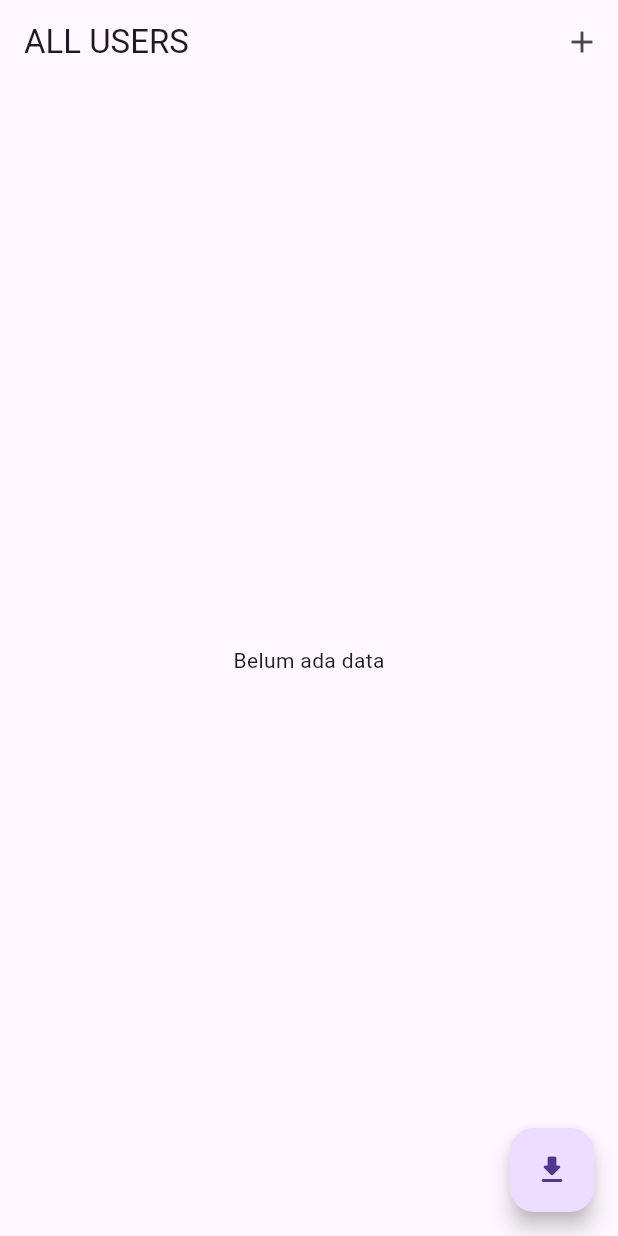
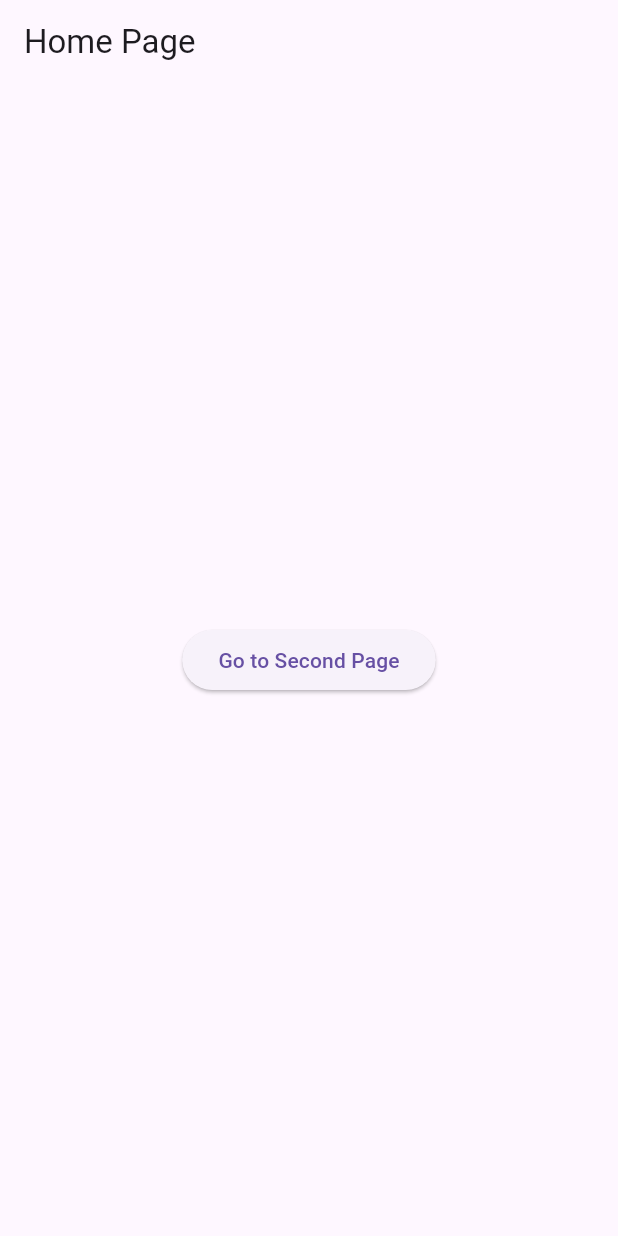
Before and after one commit to hafid-js/Flutter-GetX, a Flutter app: the screen it shows after launch, on a phone screen of 412 x 824 dp. Run offline on Flutter 3.47's test engine with Material 3 defaults, Android fonts, the phone set to English and light mode, and no system bars; our stand-ins replace get.

Commit message:
GetX Advance APIs

```diff
--- a/lib/bindings/addB.dart
+++ /dev/null
@@ -1,10 +0,0 @@
-import 'package:get/get.dart';
-
-import '../controllers/addC.dart';
-
-class AddUserB implements Bindings {
-  @override
-  void dependencies() {
-    Get.put(AddC());
-  }
-}
--- a/lib/bindings/profileB.dart
+++ /dev/null
@@ -1,10 +0,0 @@
-import 'package:get/get.dart';
-
-import '../controllers/profileC.dart';
-
-class ProfileB implements Bindings {
-  @override
-  void dependencies() {
-    Get.put(ProfileC());
-  }
-}
--- a/lib/main.dart
+++ b/lib/main.dart
@@ -1,22 +1,98 @@
 import 'package:flutter/material.dart';
 import 'package:get/get.dart';
 
-import './routes/app_pages.dart';
-import './pages/home_page.dart';
-
-import './controllers/usersC.dart';
 
 void main() {
   runApp(MyApp());
 }
 
 class MyApp extends StatelessWidget {
-  final userC = Get.put(UsersC());
+  const MyApp({super.key});
+
   @override
   Widget build(BuildContext context) {
     return GetMaterialApp(
       home: HomePage(),
-      getPages: AppPages.pages,
     );
   }
 }
+
+class HomePage extends StatelessWidget {
+
+  @override
+  Widget build(BuildContext context) {
+    return Scaffold(
+      appBar: AppBar(
+        title: Text('Home Page'),
+      ),
+      body: Center(
+        child: ElevatedButton(
+          onPressed: () {
+            Get.to(() => SecondPage(),
+            arguments: "Argument from Home Page");
+          },
+          child: Text('Go to Second Page'),
+        ),
+      ),
+    );
+  }
+}
+
+class SecondPage extends StatelessWidget {
+
+  @override
+  Widget build(BuildContext context) {
+    return Scaffold(
+      appBar: AppBar(
+        title: Text('Second Page'),
+      ),
+      body: Center(
+        child: Column(
+          mainAxisAlignment: MainAxisAlignment.spaceEvenly,
+          children: [
+            Text("${Get.arguments}"),
+            Text("${Get.rawRoute}", textAlign: TextAlign.center),
+            Text("${Get.routing.args}", textAlign: TextAlign.center),
+            ElevatedButton(
+          onPressed: () {
+            Get.to(() => OtherPage());
+          },
+          child: Text('Go to Other Page'),
+        ),
+          ],
+        )
+      ),
+    );
+  }
+}
+
+class OtherPage extends StatelessWidget {
+
+  @override
+  Widget build(BuildContext context) {
+    return Scaffold(
+      appBar: AppBar(
+        title: Text('Other Page'),
+      ),
+      body: Center(
+        child: Column(
+                 mainAxisAlignment: MainAxisAlignment.spaceEvenly,
+          children: [
+            Text("Other Page"),
+            Text("${Get.previousRoute}", textAlign: TextAlign.center),
+             Text("${Get.isSnackbarOpen}", textAlign: TextAlign.center),
+             Text(GetPlatform.isAndroid ? "INI Android" : "INI Bukan Android", textAlign: TextAlign.center),
+             Text("Height : ${Get.height}", textAlign: TextAlign.center)
+          ],
+        )
+      ),
+      floatingActionButton: FloatingActionButton(onPressed: () {
+        // print("Snackbar Status Open: ${Get.isSnackbarOpen}");
+        // Get.snackbar("ini judul", "ini deskripsi snackbar");
+        //      print("Snackbar Status Open: ${Get.isSnackbarOpen}");
+        // Get.removeRoute(Get.rawRoute!);
+        Get.until((route) => Get.currentRoute == '/');
+      }),
+    );
+  }
+}
--- a/lib/models/user.dart
+++ /dev/null
@@ -1,8 +0,0 @@
-class User {
-  String id;
-  String? name;
-  String? email;
-  String? phone;
-
-  User({required this.id, this.name, this.email, this.phone});
-}
--- a/lib/pages/home_page.dart
+++ /dev/null
@@ -1,56 +0,0 @@
-import 'package:flutter/material.dart';
-import 'package:get/get.dart';
-import '../routes/route_name.dart';
-import '../controllers/usersC.dart';
-
-class HomePage extends StatelessWidget {
-  final usersC = Get.find<UsersC>();
-  @override
-  Widget build(BuildContext context) {
-    return Scaffold(
-      appBar: AppBar(
-        title: Text("ALL USERS"),
-        actions: [
-          IconButton(
-            onPressed: () => Get.toNamed(RouteName.add),
-            icon: Icon(Icons.add),
-          ),
-        ],
-      ),
-      body: SafeArea(
-        child: Obx(
-          () => Padding(
-            padding: const EdgeInsets.all(20),
-            child: usersC.users.isEmpty
-                ? Center(
-                    child: Text("Belum ada data"),
-                  )
-                : ListView.builder(
-                    itemCount: usersC.users.length,
-                    itemBuilder: (context, i) => ListTile(
-                      leading: CircleAvatar(),
-                      title: Text("${usersC.users[i].name}"),
-                      subtitle: Text("${usersC.users[i].email}"),
-                      trailing: IconButton(
-                        onPressed: () => usersC.delete(usersC.users[i].id),
-                        icon: Icon(
-                          Icons.delete_forever,
-                          color: Colors.red[900],
-                        ),
-                      ),
-                      onTap: () => Get.toNamed(
-                        RouteName.profile,
-                        arguments: usersC.users[i].id,
-                      ),
-                    ),
-                  ),
-          ),
-        ),
-      ),
-      floatingActionButton: FloatingActionButton(
-        onPressed: () {},
-        child: Icon(Icons.get_app_rounded),
-      ),
-    );
-  }
-}
--- a/lib/providers/usersP.dart
+++ /dev/null
@@ -1,36 +0,0 @@
-import 'dart:convert';
-
-import 'package:get/get.dart';
-
-class UserProvider extends GetConnect {
-
-  final url = "https://getconnect-project-4957b-default-rtdb.asia-southeast1.firebasedatabase.app/";
-
-  // Future<Response> getUser(int id) {
-  //   return get('https://jsonplaceholder.typicode.com/users');
-  // }
-// post
-   Future<Response> postData(String name, String email, String phone) {
-
-    final body =  json.encode({
-      'name': name,
-      'email': email,
-      'phone': phone,
-    });
-    return post(url + "users.json", body);
-   }
-
-   // hapus user dari DB
-   Future<Response> deleteData(String id) {
-    return delete(url + "users/$id.json");
-   }
-
-   Future<Response> editData(String id, String name, String email, String phone) {
-    final body =  json.encode({
-      'name': name,
-      'email': email,
-      'phone': phone,
-    });
-    return patch(url + "users/$id.json", body);
-   }
-}
--- a/lib/routes/app_pages.dart
+++ /dev/null
@@ -1,28 +0,0 @@
-import 'package:get/get.dart';
-
-import './route_name.dart';
-
-import '../bindings/profileB.dart';
-import '../bindings/addB.dart';
-import '../pages/home_page.dart';
-import '../pages/profile_page.dart';
-import '../pages/add_page.dart';
-
-class AppPages {
-  static final pages = [
-    GetPage(
-      name: RouteName.home,
-      page: () => HomePage(),
-    ),
-    GetPage(
-      name: RouteName.profile,
-      page: () => ProfilePage(),
-      binding: ProfileB(),
-    ),
-    GetPage(
-      name: RouteName.add,
-      page: () => AddPage(),
-      binding: AddUserB(),
-    ),
-  ];
-}
--- a/lib/routes/route_name.dart
+++ /dev/null
@@ -1,5 +0,0 @@
-abstract class RouteName {
-  static const home = "/";
-  static const add = "/add";
-  static const profile = "/profile";
-}
```
Also changed, not shown: lib/controllers/addC.dart (deleted, +0 -24 lines), lib/controllers/profileC.dart (deleted, +0 -24 lines), lib/controllers/usersC.dart (deleted, +0 -78 lines), lib/pages/add_page.dart (deleted, +0 -72 lines), lib/pages/profile_page.dart (deleted, +0 -89 lines).
